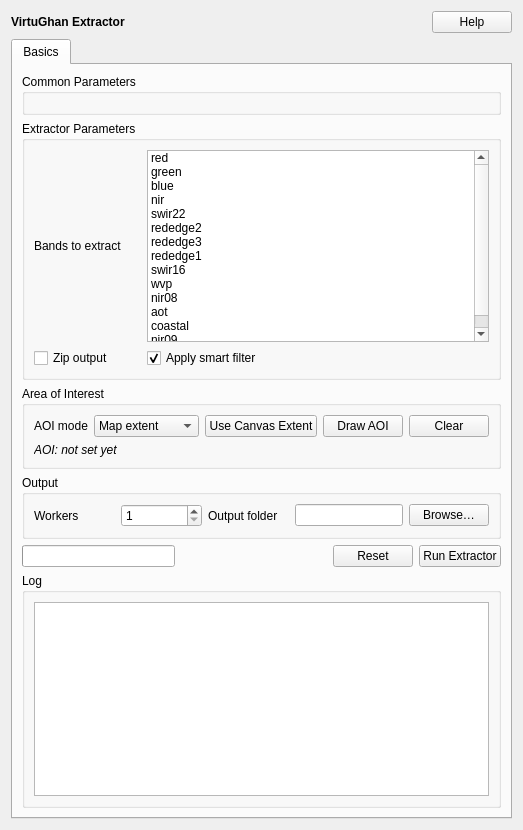
The window that virtughan_qgis/extractor/extractor_form.ui (geomatupen/virtughan-qgis-plugin) describes before a commit, drawn with Qt 5.
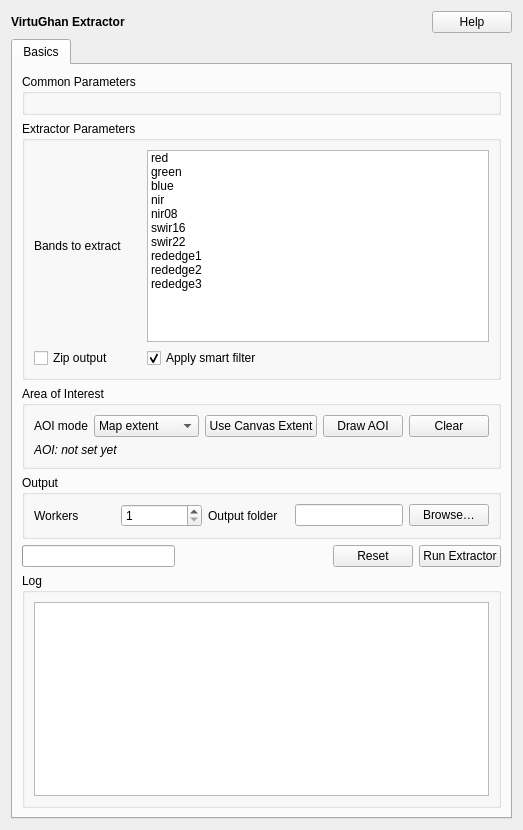
The same window after the commit.

Commit message: tiler common ui reused

The edit to the form file:
```diff
--- a/virtughan_qgis/extractor/extractor_form.ui
+++ b/virtughan_qgis/extractor/extractor_form.ui
@@ -73,16 +73,12 @@
             <item><property name="text"><string>green</string></property></item>
             <item><property name="text"><string>blue</string></property></item>
             <item><property name="text"><string>nir</string></property></item>
+            <item><property name="text"><string>nir08</string></property></item>
+            <item><property name="text"><string>swir16</string></property></item>
             <item><property name="text"><string>swir22</string></property></item>
+            <item><property name="text"><string>rededge1</string></property></item>
             <item><property name="text"><string>rededge2</string></property></item>
             <item><property name="text"><string>rededge3</string></property></item>
-            <item><property name="text"><string>rededge1</string></property></item>
-            <item><property name="text"><string>swir16</string></property></item>
-            <item><property name="text"><string>wvp</string></property></item>
-            <item><property name="text"><string>nir08</string></property></item>
-            <item><property name="text"><string>aot</string></property></item>
-            <item><property name="text"><string>coastal</string></property></item>
-            <item><property name="text"><string>nir09</string></property></item>
            </widget>
           </item>
 
```
The commit also changes 6 other files.
